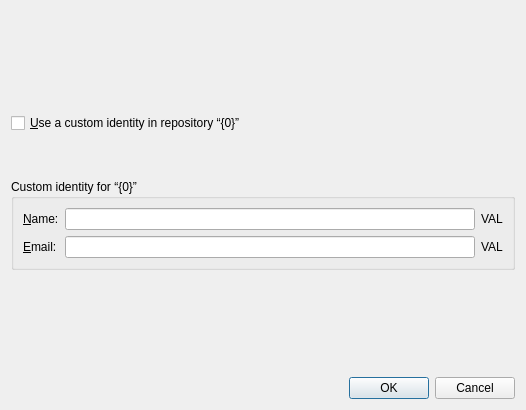
First picture: the form in gitfourchette/widgets/identitydialog2.ui, repository weblate/gitfourchette, before the edit.
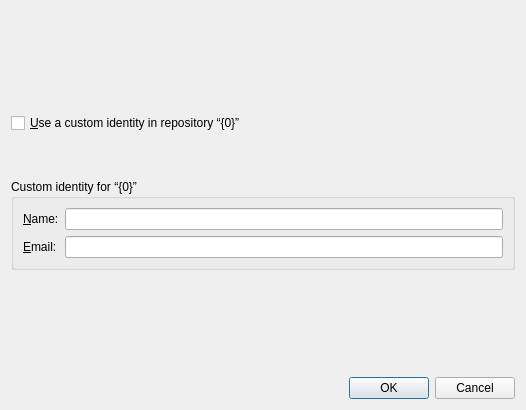
Second picture: the form after the edit.

Commit message: ValidatorMultiplexer embeds warning within QLineEdit; SignatureForm validation

What changed in the file:
```diff
--- a/gitfourchette/widgets/identitydialog2.ui
+++ b/gitfourchette/widgets/identitydialog2.ui
@@ -19,7 +19,10 @@
      <property name="title">
       <string>Custom identity for “{0}”</string>
      </property>
-     <layout class="QGridLayout" name="gridLayout_2">
+     <layout class="QFormLayout" name="formLayout">
+      <property name="fieldGrowthPolicy">
+       <enum>QFormLayout::ExpandingFieldsGrow</enum>
+      </property>
       <item row="0" column="0">
        <widget class="QLabel" name="label">
         <property name="text">
@@ -30,6 +33,9 @@
         </property>
        </widget>
       </item>
+      <item row="0" column="1">
+       <widget class="QLineEdit" name="nameEdit"/>
+      </item>
       <item row="1" column="0">
        <widget class="QLabel" name="label_2">
         <property name="text">
@@ -40,26 +46,9 @@
         </property>
        </widget>
       </item>
-      <item row="0" column="1">
-       <widget class="QLineEdit" name="nameEdit"/>
-      </item>
       <item row="1" column="1">
        <widget class="QLineEdit" name="emailEdit"/>
       </item>
-      <item row="1" column="2">
-       <widget class="QLabel" name="emailValidation">
-        <property name="text">
-         <string notr="true">VAL</string>
-        </property>
-       </widget>
-      </item>
-      <item row="0" column="2">
-       <widget class="QLabel" name="nameValidation">
-        <property name="text">
-         <string notr="true">VAL</string>
-        </property>
-       </widget>
-      </item>
      </layout>
     </widget>
    </item>
```
Left out of the diff: 8 changed lines with no effect on the pictures. The commit also changes 23 other files.
